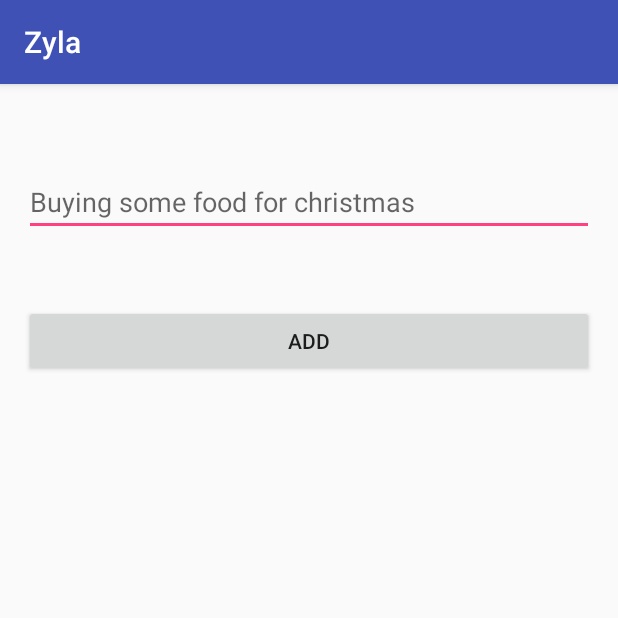
After one commit to hpiso/zyla, an Android app: the CreateTaskActivity screen opened directly, with no data from a screen before it, on a phone screen of 412 x 824 dp, the top half of it. The commit adds this screen. Run offline under Robolectric (Android 15) with nearby library versions, the phone set to English and light mode, and no system bars.

Commit message:
add task feature

```diff
--- a/app/src/main/AndroidManifest.xml
+++ b/app/src/main/AndroidManifest.xml
@@ -20,7 +20,8 @@
                 <category android:name="android.intent.category.LAUNCHER" />
             </intent-filter>
         </activity>
-        <activity android:name=".activities.ShowTaskActivity"></activity>
+        <activity android:name=".activities.ShowTaskActivity" />
+        <activity android:name=".activities.CreateTaskActivity"></activity>
     </application>
 
 </manifest>
--- /dev/null
+++ b/app/src/main/java/app/zyla/activities/CreateTaskActivity.java
@@ -0,0 +1,36 @@
+package app.zyla.activities;
+
+import android.content.Intent;
+import android.support.v7.app.AppCompatActivity;
+import android.os.Bundle;
+import android.view.View;
+import android.widget.EditText;
+
+import app.zyla.R;
+import app.zyla.database.DatabaseHandler;
+import app.zyla.models.Task;
+
+public class CreateTaskActivity extends AppCompatActivity {
+
+    @Override
+    protected void onCreate(Bundle savedInstanceState) {
+        super.onCreate(savedInstanceState);
+        setContentView(R.layout.activity_create_task);
+    }
+
+    /** Called when the user clicks the Send button */
+    public void createTask(View view) {
+        Intent intent = new Intent(this, MainActivity.class);
+
+        EditText taskNameField = (EditText) findViewById(R.id.taskName);
+        String taskName = taskNameField.getText().toString();
+
+        Task task = new Task();
+        task.setName(taskName);
+
+        DatabaseHandler db = new DatabaseHandler(CreateTaskActivity.this);
+        db.addTask(task);
+
+        startActivity(intent);
+    }
+}
--- a/app/src/main/java/app/zyla/repositories/TaskRepository.java
+++ b/app/src/main/java/app/zyla/repositories/TaskRepository.java
@@ -31,7 +31,7 @@ public class TaskRepository extends SQLiteOpenHelper {
 
     }
 
-    // Adding new contact
+    // Adding new task
     public void addTask(Task task) {
 
         SQLiteDatabase db = this.getWritableDatabase();
@@ -44,7 +44,7 @@ public class TaskRepository extends SQLiteOpenHelper {
         db.close(); // Closing database connection
     }
 
-    // Getting All Contacts
+    // Getting All tasks
     public List<Task> getAllTasks() {
         List<Task> taskList = new ArrayList<Task>();
         // Select All Query
--- /dev/null
+++ b/app/src/main/res/layout/activity_create_task.xml
@@ -0,0 +1,32 @@
+<?xml version="1.0" encoding="utf-8"?>
+<RelativeLayout xmlns:android="http://schemas.android.com/apk/res/android"
+    xmlns:tools="http://schemas.android.com/tools"
+    android:layout_width="match_parent"
+    android:layout_height="match_parent"
+    android:paddingBottom="@dimen/activity_vertical_margin"
+    android:paddingLeft="@dimen/activity_horizontal_margin"
+    android:paddingRight="@dimen/activity_horizontal_margin"
+    android:paddingTop="@dimen/activity_vertical_margin"
+    tools:context="app.zyla.activities.CreateTaskActivity">
+
+    <EditText
+        android:layout_width="wrap_content"
+        android:layout_height="wrap_content"
+        android:hint="@string/name_placeholder"
+        android:id="@+id/taskName"
+        android:layout_alignParentTop="true"
+        android:layout_marginTop="40dp"
+        android:layout_alignParentEnd="true"
+        android:layout_alignParentStart="true" />
+
+    <Button
+        android:layout_width="wrap_content"
+        android:layout_height="wrap_content"
+        android:text="@string/create_button"
+        android:id="@+id/createButton"
+        android:layout_below="@+id/taskName"
+        android:layout_alignParentStart="true"
+        android:layout_marginTop="46dp"
+        android:layout_alignParentEnd="true"
+        android:onClick="createTask"/>
+</RelativeLayout>
--- a/app/src/main/res/values/strings.xml
+++ b/app/src/main/res/values/strings.xml
@@ -1,4 +1,8 @@
 <resources>
     <string name="app_name">Zyla</string>
     <string name="action_settings">Settings</string>
+
+    <!--Create task-->
+    <string name="name_placeholder">Buying some food for christmas</string>
+    <string name="create_button">ADD</string>
 </resources>
```
Also changed, not shown: app/src/main/java/app/zyla/activities/MainActivity.java (+12 -1 lines).
